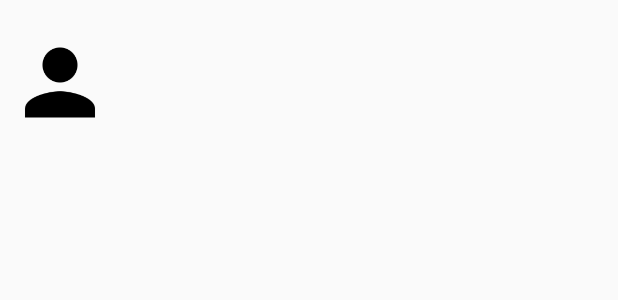
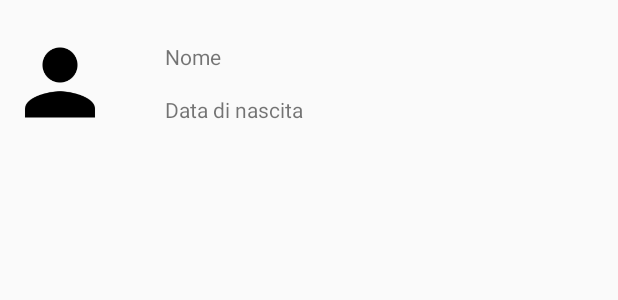
Before and after one commit to Syncroweb/BioComp, an Android app: the layout style_list.xml on its own in the app's theme, with its tools: preview values and no code run, on a phone screen of 412 x 824 dp. Shown: the top 300 px of the screen. Run offline under Robolectric (Android 15) with nearby library versions, the phone set to English and light mode, and no system bars.

Commit message:
10/10/2016 - Problemi comunicazione database e custom list

```diff
--- a/app/src/main/java/it/syncroweb/android/bio/DBHelper.java
+++ b/app/src/main/java/it/syncroweb/android/bio/DBHelper.java
@@ -47,7 +47,7 @@ public class DBHelper extends SQLiteOpenHelper {
         onCreate(db);
     }
 
-    public boolean insertContact  (String name, String phone, String email, String street, String place, String photo, Date birdate)
+    public boolean insertContact  (String name, String phone, String email, String street, String place, String photo, Date birthdate)
     {
         SQLiteDatabase db = this.getWritableDatabase();
         ContentValues contentValues = new ContentValues();
@@ -58,7 +58,7 @@ public class DBHelper extends SQLiteOpenHelper {
         contentValues.put("street", street);
         contentValues.put("place", place);
         contentValues.put("photo", photo);
-        contentValues.put("birdate", dateFormat.format(birdate));
+        contentValues.put("birthdate", dateFormat.format(birthdate));
         db.insert("contacts", null, contentValues);
         return true;
     }
--- a/app/src/main/res/layout/style_list.xml
+++ b/app/src/main/res/layout/style_list.xml
@@ -1,23 +1,31 @@
 <?xml version="1.0" encoding="utf-8"?>
 <RelativeLayout xmlns:android="http://schemas.android.com/apk/res/android"
-    android:layout_width="match_parent" android:layout_height="match_parent">
+    android:layout_width="match_parent" android:layout_height="match_parent"
+    android:id="@+id/row_item">
 
     <TextView
         android:layout_width="wrap_content"
         android:layout_height="wrap_content"
+        android:text="Data di nascita"
+        android:layout_marginLeft="30dp"
+        android:layout_marginRight="30dp"
         android:id="@+id/txtDataNascita"
         android:layout_below="@+id/txtNome"
-        android:layout_centerHorizontal="true"
-        android:layout_marginTop="16dp" />
+        android:layout_marginTop="16dp"
+        android:layout_alignParentEnd="true"
+        android:layout_toEndOf="@+id/lvImage" />
 
     <TextView
         android:layout_width="wrap_content"
         android:layout_height="wrap_content"
+        android:text="Nome"
         android:id="@+id/txtNome"
         android:layout_alignParentTop="true"
-        android:layout_alignStart="@+id/txtDataNascita"
         android:layout_marginTop="28dp"
-        android:layout_alignEnd="@+id/txtDataNascita" />
+        android:layout_marginLeft="30dp"
+        android:layout_marginRight="30dp"
+        android:layout_alignEnd="@+id/txtDataNascita"
+        android:layout_toEndOf="@+id/lvImage" />
 
     <ImageView
         android:layout_width="80dp"
```
Also changed, not shown: app/src/main/java/it/syncroweb/android/bio/CustomListAdapter.java (+76 -0 lines), app/src/main/java/it/syncroweb/android/bio/RegisteredDateList.java (+31 -35 lines), app/src/main/java/it/syncroweb/android/bio/User.java (added, +41 -0 lines).
